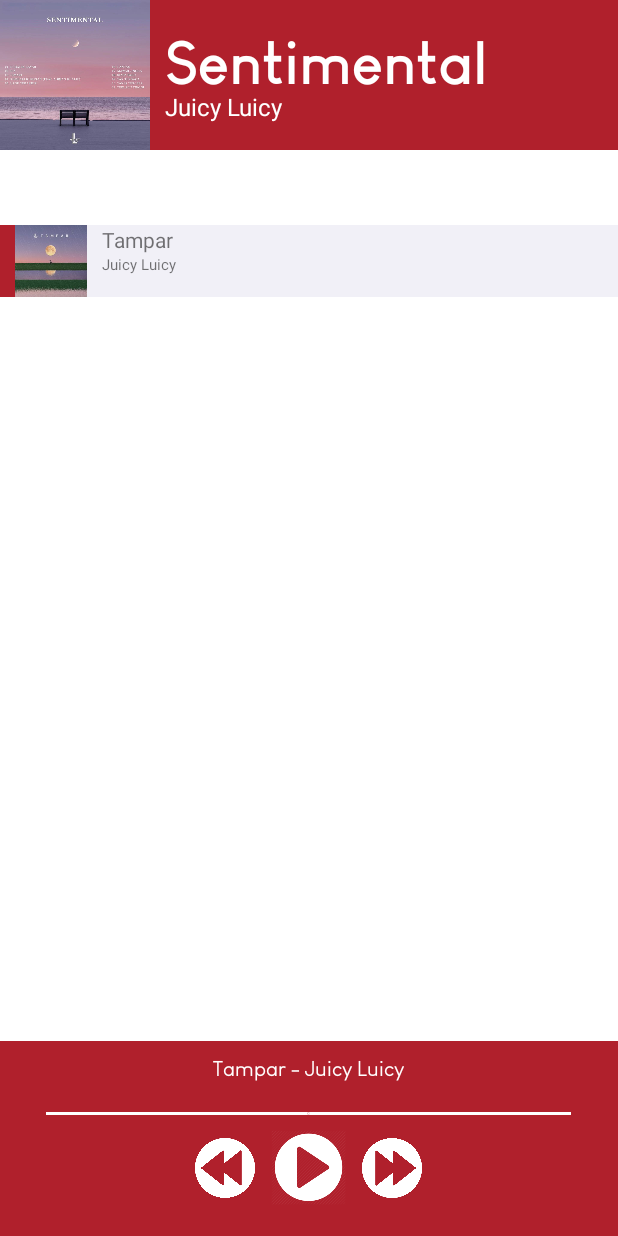
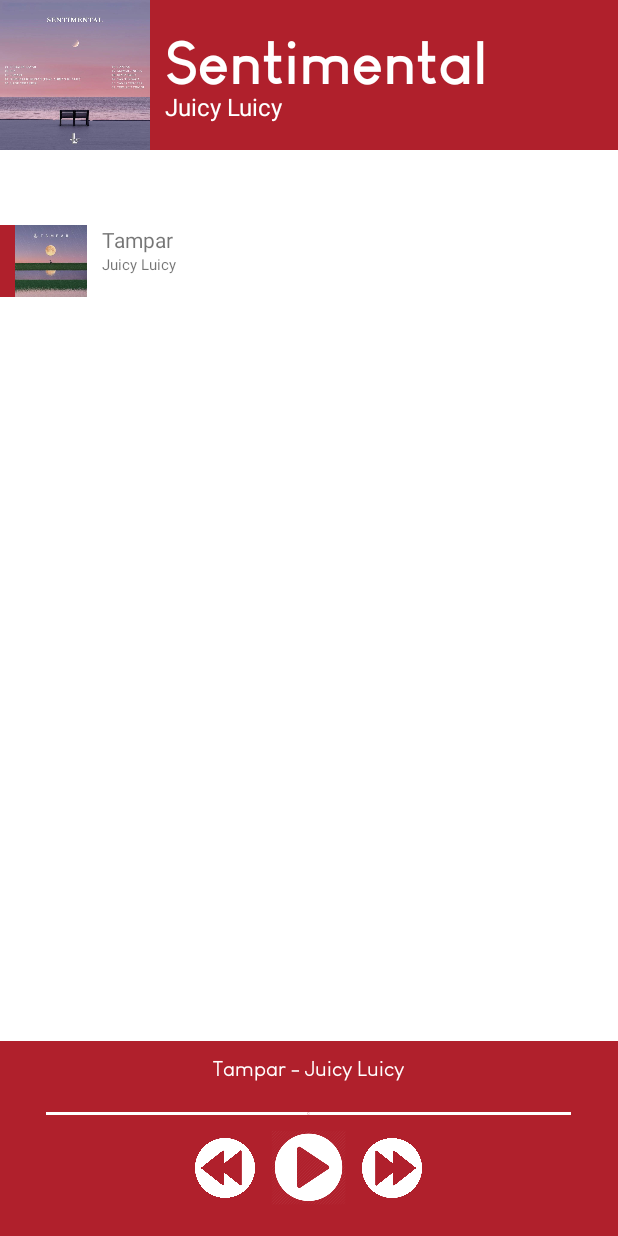
Before and after one commit to kennn21/musr, an Android app: the screen it shows after launch (MainActivity), on a phone screen of 412 x 824 dp. Run offline under Robolectric (Android 15) with nearby library versions, the phone set to English and light mode, and no system bars.

Commit message:
Fixed bugs: activity_main.xml > line 82 android:background

```diff
--- a/app/src/main/res/layout/activity_main.xml
+++ b/app/src/main/res/layout/activity_main.xml
@@ -82,8 +82,7 @@
                 <RelativeLayout
                     android:id="@+id/song_item"
                     android:layout_width="match_parent"
-                    android:layout_height="match_parent"
-                    android:background="@color/material_dynamic_neutral95">
+                    android:layout_height="match_parent">
 
                     <ImageView
                         android:id="@+id/songLogo"
@@ -171,7 +170,7 @@
                 android:layout_marginBottom="5dp"
                 android:layout_toRightOf="@+id/control_play"
                 android:background="@drawable/control_forward"
-                android:backgroundTint="@color/black" />
+                android:backgroundTint="@color/white" />
 
             <Button
                 android:id="@+id/control_backward"
@@ -183,7 +182,7 @@
                 android:layout_marginBottom="5dp"
                 android:layout_toLeftOf="@+id/control_play"
                 android:background="@drawable/control_backward"
-                android:backgroundTint="@color/black" />
+                android:backgroundTint="@color/white" />
         </RelativeLayout>
         </RelativeLayout>
 
--- a/app/src/main/res/values-night/themes.xml
+++ b/app/src/main/res/values-night/themes.xml
@@ -3,7 +3,7 @@
     <style name="Theme.Musr" parent="Theme.MaterialComponents.DayNight.NoActionBar">
         <!-- Primary brand color. -->
         <item name="colorPrimary">@color/white</item>
-        <item name="colorPrimaryVariant">@color/purple_700</item>
+        <item name="colorPrimaryVariant">#292929</item>
         <item name="colorOnPrimary">@color/white</item>
         <!-- Secondary brand color. -->
         <item name="colorSecondary">#B0202C</item>
--- a/app/src/main/res/values/themes.xml
+++ b/app/src/main/res/values/themes.xml
@@ -3,7 +3,7 @@
     <style name="Theme.Musr" parent="Theme.MaterialComponents.DayNight.NoActionBar">
         <!-- Primary brand color. -->
         <item name="colorPrimary">@color/white</item>
-        <item name="colorPrimaryVariant">@color/purple_700</item>
+        <item name="colorPrimaryVariant">#e0e0e0</item>
         <item name="colorOnPrimary">@color/white</item>
         <!-- Secondary brand color. -->
         <item name="colorSecondary">#B0202C</item>
```
